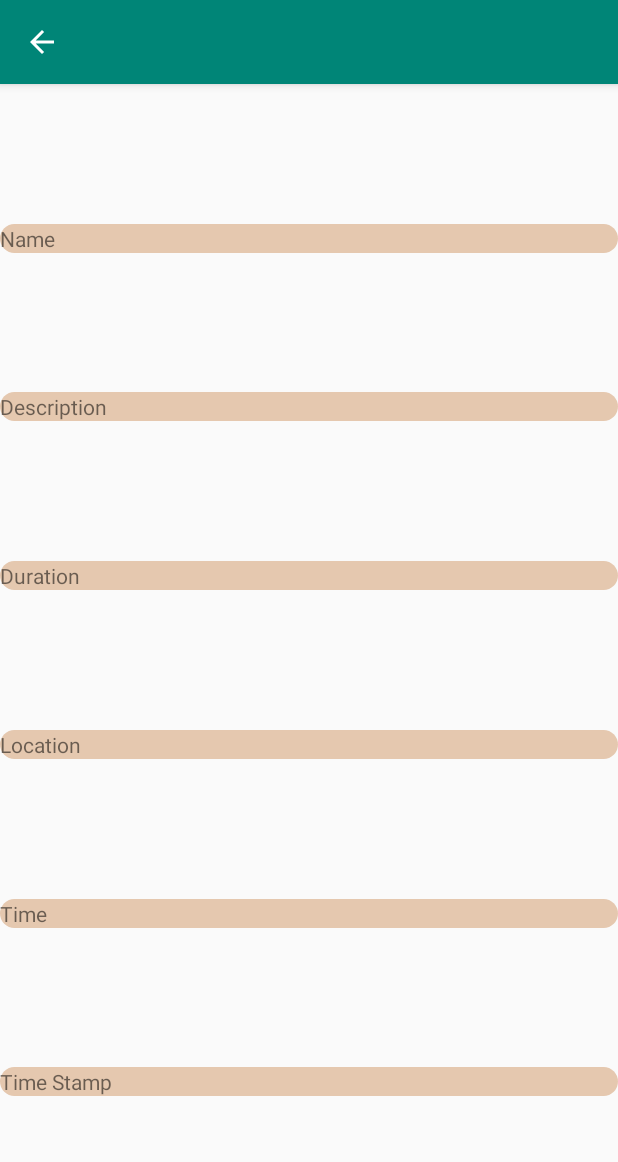
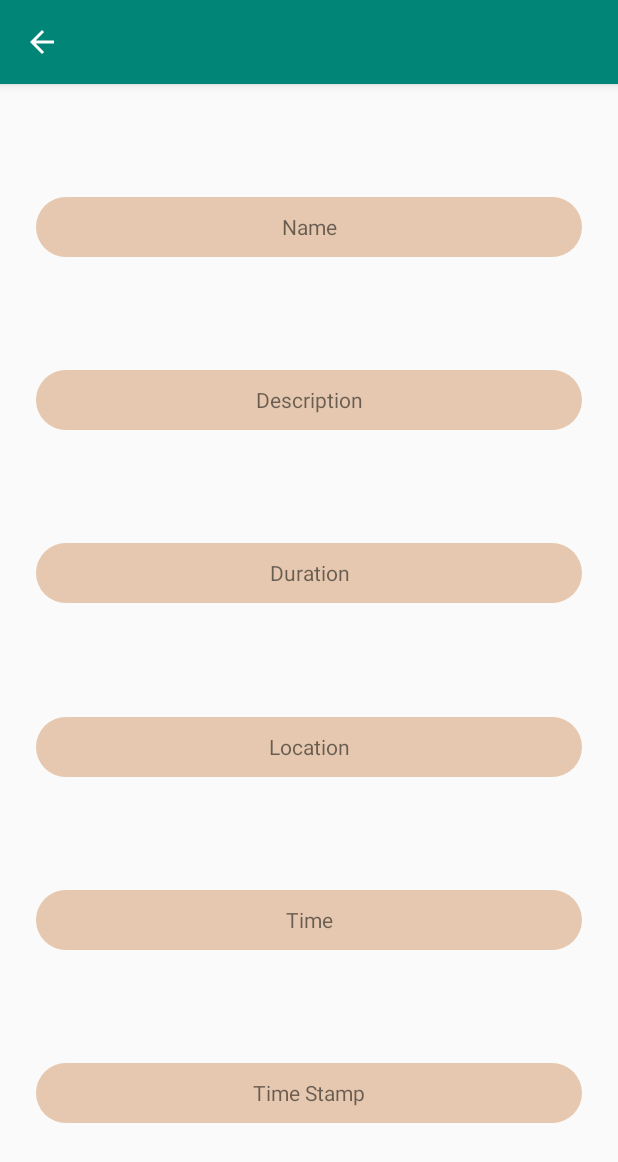
Before and after one commit to minut1bc/Groupify, an Android app: the EventActivity screen opened directly, with no data from a screen before it, on a phone screen of 412 x 824 dp. Shown: the top 1162 px of the screen. Run offline under Robolectric (Android 15) with nearby library versions, the phone set to English and light mode, and no system bars; our stand-ins replace Firebase (no records; nobody signed in at launch, a user with empty details on screens opened directly); 6 statements that could not run were skipped.

Commit message:
Update front end

```diff
--- a/app/src/main/res/layout/activty_event.xml
+++ b/app/src/main/res/layout/activty_event.xml
@@ -5,9 +5,12 @@
     android:layout_height="match_parent">
 
     <TextView
+        android:layout_height="40dp"
+        android:layout_marginStart="24dp"
+        android:layout_marginEnd="24dp"
         android:id="@+id/event_name"
         android:layout_width="0dp"
-        android:layout_height="wrap_content"
+        android:gravity="center"
         android:background="@drawable/rounded_rectangle"
         android:text="Name"
         app:layout_constraintBottom_toTopOf="@id/event_description"
@@ -16,9 +19,12 @@
         app:layout_constraintTop_toTopOf="parent" />
 
     <TextView
+        android:layout_height="40dp"
+        android:layout_marginStart="24dp"
+        android:layout_marginEnd="24dp"
         android:id="@+id/event_description"
         android:layout_width="0dp"
-        android:layout_height="wrap_content"
+        android:gravity="center"
         android:background="@drawable/rounded_rectangle"
         android:text="Description"
         app:layout_constraintBottom_toTopOf="@id/event_duration"
@@ -27,9 +33,12 @@
         app:layout_constraintTop_toBottomOf="@+id/event_name" />
 
     <TextView
+        android:layout_height="40dp"
+        android:layout_marginStart="24dp"
+        android:layout_marginEnd="24dp"
         android:id="@+id/event_duration"
         android:layout_width="0dp"
-        android:layout_height="wrap_content"
+        android:gravity="center"
         android:background="@drawable/rounded_rectangle"
         android:text="Duration"
         app:layout_constraintBottom_toTopOf="@id/event_location"
@@ -38,9 +47,12 @@
         app:layout_constraintTop_toBottomOf="@id/event_description" />
 
     <TextView
+        android:layout_height="40dp"
+        android:layout_marginStart="24dp"
+        android:layout_marginEnd="24dp"
         android:id="@+id/event_location"
         android:layout_width="0dp"
-        android:layout_height="wrap_content"
+        android:gravity="center"
         android:background="@drawable/rounded_rectangle"
         android:text="Location"
         app:layout_constraintBottom_toTopOf="@id/event_time"
@@ -49,9 +61,12 @@
         app:layout_constraintTop_toBottomOf="@id/event_duration" />
 
     <TextView
+        android:layout_height="40dp"
+        android:layout_marginStart="24dp"
+        android:layout_marginEnd="24dp"
         android:id="@+id/event_time"
         android:layout_width="0dp"
-        android:layout_height="wrap_content"
+        android:gravity="center"
         android:background="@drawable/rounded_rectangle"
         android:text="Time"
         app:layout_constraintBottom_toTopOf="@id/event_time_stamp"
@@ -60,9 +75,12 @@
         app:layout_constraintTop_toBottomOf="@id/event_location" />
 
     <TextView
+        android:layout_height="40dp"
+        android:layout_marginStart="24dp"
+        android:layout_marginEnd="24dp"
         android:id="@+id/event_time_stamp"
         android:layout_width="0dp"
-        android:layout_height="wrap_content"
+        android:gravity="center"
         android:background="@drawable/rounded_rectangle"
         android:text="Time Stamp"
         app:layout_constraintBottom_toBottomOf="parent"
```
Also changed, not shown: app/src/main/res/layout/recycler_item.xml (+14 -9 lines).
